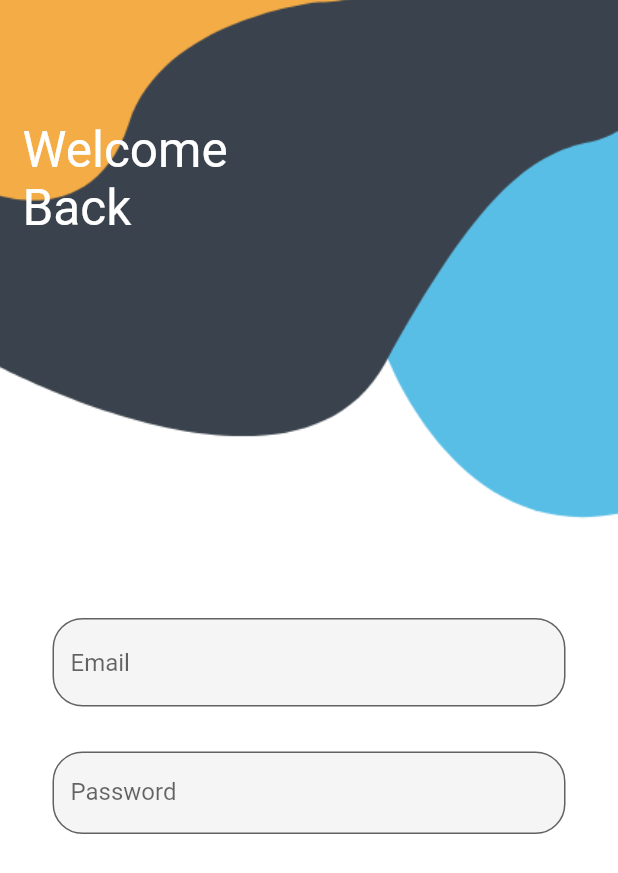
After one commit to lifuyuan123/flutter_demo, a Flutter app: the screen it shows after launch, after a tap on "login", on a phone screen of 412 x 824 dp. The commit adds this screen. Shown: the top 873 px of the screen. Run offline on Flutter 3.47's test engine with Material 2 defaults, Android fonts, the phone set to English and light mode, and no system bars; our stand-ins replace dio, flutter_native_splash, image_picker, webview_flutter; missing offline and left inert: common_utils; network calls fail.

Commit message:
新增登录界面，全局隐藏输入框

```diff
--- /dev/null
+++ b/lib/login.dart
@@ -0,0 +1,85 @@
+import 'package:flutter/material.dart';
+
+/// 登录
+class LoginPage extends StatefulWidget {
+
+
+
+  const LoginPage({Key? key}) : super(key: key);
+
+  @override
+  State<StatefulWidget> createState() {
+    return LoginState();
+  }
+}
+
+class LoginState extends State<LoginPage> {
+
+  final _controller=TextEditingController();
+
+  @override
+  Widget build(BuildContext context) {
+    return Container(
+      decoration: const BoxDecoration(
+          //背景图
+          image: DecorationImage(
+              image: AssetImage('assets/login.png'), fit: BoxFit.cover)),
+      child: Scaffold(
+        backgroundColor: Colors.transparent,
+        body: Stack(
+          children: [
+            const Positioned(
+                top: 80,
+                left: 15,
+                child: Text(
+                  'Welcome\nBack',
+                  style: TextStyle(color: Colors.white, fontSize: 33),
+                )),
+            SingleChildScrollView(
+              //类似于ScrollView
+              child: Container(
+                  padding: EdgeInsets.only(
+                      left: 35,
+                      right: 35,
+                      top: MediaQuery.of(context).size.height * 0.5),
+                  child: Column(
+                    children: [
+                      TextField(
+                        decoration: InputDecoration(
+                            fillColor: Colors.grey.shade100,
+                            filled: true,
+                            hintText: 'Email',
+                            border: OutlineInputBorder(
+                              borderRadius: BorderRadius.circular(20),
+                            )),
+                      ),
+                      const SizedBox(
+                        height: 30,
+                      ),
+                      Container(
+                        constraints:
+                            const BoxConstraints(maxHeight: 55, minHeight: 55),
+                        child: TextField(
+                          obscureText: true,
+                          onChanged: (v){
+                            print('onChage:$v      ${_controller.text}');
+                          },
+                          controller: _controller,
+                          decoration: InputDecoration(
+                              fillColor: Colors.grey.shade100,
+                              filled: true,
+                              hintText: 'Password',
+                              border: OutlineInputBorder(
+                                borderRadius: BorderRadius.circular(20),
+                              )),
+                        ),
+                      )
+                    ],
+                  )),
+            ),
+          ],
+        ),
+      ),
+    );
+  }
+}
--- a/lib/main.dart
+++ b/lib/main.dart
@@ -5,6 +5,7 @@ import 'package:flutter/material.dart';
 import 'package:flutter/services.dart';
 import 'package:flutter_native_splash/flutter_native_splash.dart';
 import 'package:flutter_one/camera.dart';
+import 'package:flutter_one/login.dart';
 import 'package:flutter_one/page.dart';
 import 'package:flutter_one/web.dart'; //导入material ui组件
 
@@ -41,12 +42,29 @@ class MyApp extends StatelessWidget {
         "goPage": (context) => const TwoPage(title: "nasdf"),
 
       },
+      builder: (context,child)=>Scaffold(//用于全局隐藏软键盘
+        body: GestureDetector(
+          onTap: (){
+            hideKeyboard(context);
+          },
+          child: child,//这里需要传入child
+        ),
+      ),
       theme: ThemeData(
         primarySwatch: Colors.blue, //应用主题
       ),
       // home: const MyHomePage(title: 'Flutter Demo Home Page'),//应用首页路由
       home: const TabboxA(), //应用首页路由
     );
+  }
+
+}
+
+///隐藏软键盘
+void hideKeyboard(BuildContext context){
+  FocusScopeNode focus=FocusScope.of(context);
+  if(!focus.hasPrimaryFocus&&focus.focusedChild!=null){
+    FocusManager.instance.primaryFocus?.unfocus();
   }
 }
 
@@ -275,7 +293,6 @@ class _TabboxAState extends State<TabboxA> {
             TextButton(
               child: const Text("跳转"),
               onPressed: (){
-
                   Navigator.push(
                   context,
                       CupertinoPageRoute(builder: (context) {
@@ -290,7 +307,6 @@ class _TabboxAState extends State<TabboxA> {
               TextButton(
                 child: const Text("相机"),
                 onPressed: (){
-
                   Navigator.push(
                       context,
                       CupertinoPageRoute(builder: (context) {
@@ -302,7 +318,6 @@ class _TabboxAState extends State<TabboxA> {
               TextButton(
                 child: const Text("选择图片"),
                 onPressed: (){
-
                   Navigator.push(
                       context,
                       CupertinoPageRoute(builder: (context) {
@@ -314,7 +329,6 @@ class _TabboxAState extends State<TabboxA> {
               TextButton(
                 child: const Text("web"),
                 onPressed: (){
-
                   Navigator.push(
                       context,
                       CupertinoPageRoute(builder: (context) {
@@ -322,7 +336,18 @@ class _TabboxAState extends State<TabboxA> {
                       })
                   );
                 },
-              )
+              ),
+              TextButton(
+                child: const Text("login"),
+                onPressed: (){
+                  Navigator.push(
+                      context,
+                      CupertinoPageRoute(builder: (context) {
+                        return  const LoginPage();
+                      })
+                  );
+                },
+              ),
             ],
           )
         ),
--- a/pubspec.yaml
+++ b/pubspec.yaml
@@ -45,6 +45,9 @@ dependencies:
 
   #启动页面
   flutter_native_splash: ^2.2.3+1
+
+  #瀑布流
+  flutter_staggered_grid_view: ^0.4.0
 
   # The following adds the Cupertino Icons font to your application.
   # Use with the CupertinoIcons class for iOS style icons.
```
Also changed, not shown: lib/page.dart (+78 -8 lines), assets/login.png (added), assets/register.png (added), pubspec.lock.
